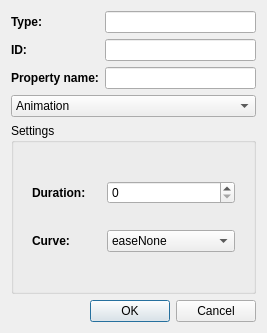
The window that src/plugins/qmldesigner/components/propertyeditor/behaviordialog.ui (qt-creator/qt-creator) describes before a commit, drawn with Qt 5.
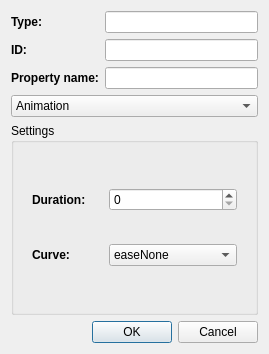
The same window after the commit.

Patch:
```diff
--- a/src/plugins/qmldesigner/components/propertyeditor/behaviordialog.ui
+++ b/src/plugins/qmldesigner/components/propertyeditor/behaviordialog.ui
@@ -6,8 +6,8 @@
    <rect>
     <x>0</x>
     <y>0</y>
-    <width>267</width>
-    <height>333</height>
+    <width>269</width>
+    <height>354</height>
    </rect>
   </property>
   <property name="sizePolicy">
```
Left out of the diff: 8 changed lines with no effect on the pictures.
